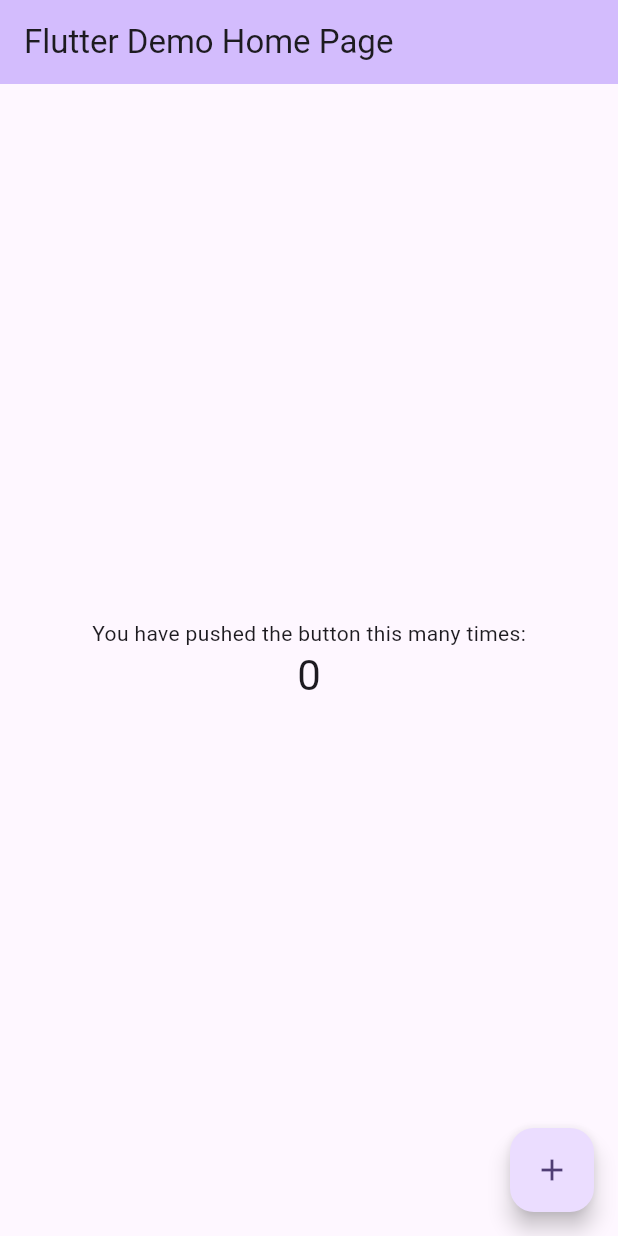
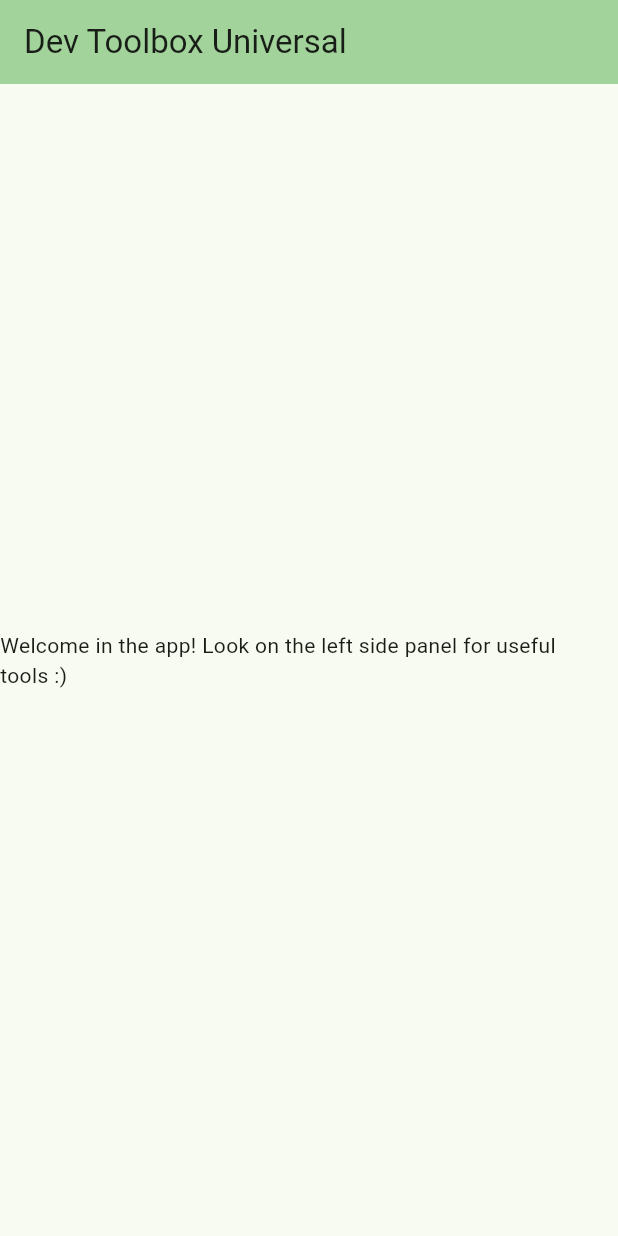
Before and after one commit to Bolvis/dev_toolbox_universal, a Flutter app: the screen it shows after launch, on a phone screen of 412 x 824 dp. Run offline on Flutter 3.47's test engine with Material 3 defaults, Android fonts, the phone set to English and light mode, and no system bars; generated files the repository leaves out were written again.

Commit message:
Add translations support for polish and english

```diff
--- /dev/null
+++ b/l10n.yaml
@@ -0,0 +1,3 @@
+arb-dir: lib/translations
+template-arb-file: en.arb
+output-localization-file: app_localizations.dart
--- a/lib/main.dart
+++ b/lib/main.dart
@@ -1,4 +1,8 @@
+import 'package:dev_toolbox_universal/translations/app_localizations.dart';
 import 'package:flutter/material.dart';
+import 'package:flutter_localizations/flutter_localizations.dart';
+
+import 'screens/homepage.dart';
 
 void main() {
   runApp(const MyApp());
@@ -7,116 +11,21 @@ void main() {
 class MyApp extends StatelessWidget {
   const MyApp({super.key});
 
-  // This widget is the root of your application.
   @override
   Widget build(BuildContext context) {
     return MaterialApp(
-      title: 'Flutter Demo',
+      onGenerateTitle: (context) => AppLocalizations.of(context)!.appName,
       theme: ThemeData(
-        // This is the theme of your application.
-        //
-        // TRY THIS: Try running your application with "flutter run". You'll see
-        // the application has a purple toolbar. Then, without quitting the app,
-        // try changing the seedColor in the colorScheme below to Colors.green
-        // and then invoke "hot reload" (save your changes or press the "hot
-        // reload" button in a Flutter-supported IDE, or press "r" if you used
-        // the command line to start the app).
-        //
-        // Notice that the counter didn't reset back to zero; the application
-        // state is not lost during the reload. To reset the state, use hot
-        // restart instead.
-        //
-        // This works for code too, not just values: Most code changes can be
-        // tested with just a hot reload.
-        colorScheme: ColorScheme.fromSeed(seedColor: Colors.deepPurple),
+        colorScheme: ColorScheme.fromSeed(seedColor: Colors.green),
       ),
-      home: const MyHomePage(title: 'Flutter Demo Home Page'),
+      localizationsDelegates: [
+        AppLocalizations.delegate,
+        GlobalMaterialLocalizations.delegate,
+        GlobalWidgetsLocalizations.delegate,
+        GlobalCupertinoLocalizations.delegate,
+      ],
+      supportedLocales: [Locale('en'), Locale('pl')],
+      home: const HomePage(),
     );
   }
 }
-
-class MyHomePage extends StatefulWidget {
-  const MyHomePage({super.key, required this.title});
-
-  // This widget is the home page of your application. It is stateful, meaning
-  // that it has a State object (defined below) that contains fields that affect
-  // how it looks.
-
-  // This class is the configuration for the state. It holds the values (in this
-  // case the title) provided by the parent (in this case the App widget) and
-  // used by the build method of the State. Fields in a Widget subclass are
-  // always marked "final".
-
-  final String title;
-
-  @override
-  State<MyHomePage> createState() => _MyHomePageState();
-}
-
-class _MyHomePageState extends State<MyHomePage> {
-  int _counter = 0;
-
-  void _incrementCounter() {
-    setState(() {
-      // This call to setState tells the Flutter framework that something has
-      // changed in this State, which causes it to rerun the build method below
-      // so that the display can reflect the updated values. If we changed
-      // _counter without calling setState(), then the build method would not be
-      // called again, and so nothing would appear to happen.
-      _counter++;
-    });
-  }
-
-  @override
-  Widget build(BuildContext context) {
-    // This method is rerun every time setState is called, for instance as done
-    // by the _incrementCounter method above.
-    //
-    // The Flutter framework has been optimized to make rerunning build methods
-    // fast, so that you can just rebuild anything that needs updating rather
-    // than having to individually change instances of widgets.
-    return Scaffold(
-      appBar: AppBar(
-        // TRY THIS: Try changing the color here to a specific color (to
-        // Colors.amber, perhaps?) and trigger a hot reload to see the AppBar
-        // change color while the other colors stay the same.
-        backgroundColor: Theme.of(context).colorScheme.inversePrimary,
-        // Here we take the value from the MyHomePage object that was created by
-        // the App.build method, and use it to set our appbar title.
-        title: Text(widget.title),
-      ),
-      body: Center(
-        // Center is a layout widget. It takes a single child and positions it
-        // in the middle of the parent.
-        child: Column(
-          // Column is also a layout widget. It takes a list of children and
-          // arranges them vertically. By default, it sizes itself to fit its
-          // children horizontally, and tries to be as tall as its parent.
-          //
-          // Column has various properties to control how it sizes itself and
-          // how it positions its children. Here we use mainAxisAlignment to
-          // center the children vertically; the main axis here is the vertical
-          // axis because Columns are vertical (the cross axis would be
-          // horizontal).
-          //
-          // TRY THIS: Invoke "debug painting" (choose the "Toggle Debug Paint"
-          // action in the IDE, or press "p" in the console), to see the
-          // wireframe for each widget.
-          mainAxisAlignment: MainAxisAlignment.center,
-          children: <Widget>[
-            const Text('You have pushed the button this many times:'),
-            Text(
-              '$_counter',
-              style: Theme.of(context).textTheme.headlineMedium,
-            ),
-          ],
-        ),
-      ),
-      floatingActionButton: FloatingActionButton(
-        onPressed: _incrementCounter,
-        tooltip: 'Increment',
-        child: const Icon(Icons.add),
-      ), // This trailing comma makes auto-formatting nicer for build methods.
-    );
-  }
-}
--- /dev/null
+++ b/lib/screens/homepage.dart
@@ -0,0 +1,29 @@
+import 'package:dev_toolbox_universal/translations/app_localizations.dart';
+import 'package:flutter/material.dart';
+
+class HomePage extends StatefulWidget {
+  const HomePage({super.key});
+
+  @override
+  State<HomePage> createState() => _HomePageState();
+}
+
+class _HomePageState extends State<HomePage> {
+  @override
+  Widget build(BuildContext context) {
+    return Scaffold(
+      appBar: AppBar(
+        backgroundColor: Theme.of(context).colorScheme.inversePrimary,
+        title: Text(AppLocalizations.of(context)!.appName),
+      ),
+      body: Center(
+        child: Column(
+          mainAxisAlignment: MainAxisAlignment.center,
+          children: <Widget>[
+            Text(AppLocalizations.of(context)!.welcomeMessage),
+          ],
+        ),
+      ),
+    );
+  }
+}
--- /dev/null
+++ b/lib/translations/en.arb
@@ -0,0 +1,10 @@
+{
+    "@@locale" : "en",
+
+    "appName" : "Dev Toolbox Universal",
+
+    "welcomeMessage" : "Welcome in the app! Look on the left side panel for useful tools :)",
+    "@welcomeMessage" : {
+        "description" : "Welcome message on the Home screen"
+    }
+}
--- /dev/null
+++ b/lib/translations/pl.arb
@@ -0,0 +1,7 @@
+{
+    "@@locale" : "pl",
+
+    "appName" : "Uniwersalna skrzynka z narzędziami programisty",
+
+    "welcomeMessage" : "Witaj w aplikacji! Na panelu po lewej stronie, możesz znaleźć przydatne narzędzia :)"
+}
--- a/pubspec.yaml
+++ b/pubspec.yaml
@@ -1,5 +1,5 @@
 name: dev_toolbox_universal
-description: "A new Flutter project."
+description: "Set of handy tools for developers, available offline on your machine. Built with flutter, so it's available on windows, linux and macos."
 # The following line prevents the package from being accidentally published to
 # pub.dev using `flutter pub publish`. This is preferred for private packages.
 publish_to: 'none' # Remove this line if you wish to publish to pub.dev
@@ -30,6 +30,9 @@ environment:
 dependencies:
   flutter:
     sdk: flutter
+  flutter_localizations:
+    sdk: flutter
+  intl: any
 
   # The following adds the Cupertino Icons font to your application.
   # Use with the CupertinoIcons class for iOS style icons.
@@ -56,6 +59,7 @@ flutter:
   # included with your application, so that you can use the icons in
   # the material Icons class.
   uses-material-design: true
+  generate: true
 
   # To add assets to your application, add an assets section, like this:
   # assets:
```
Also changed, not shown: 1 other file.
